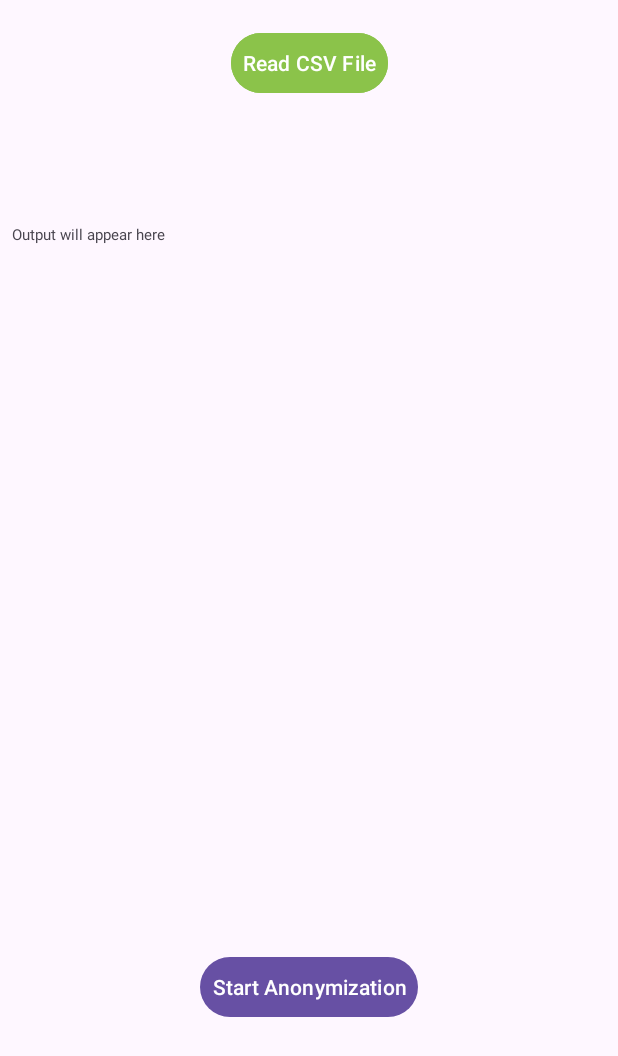
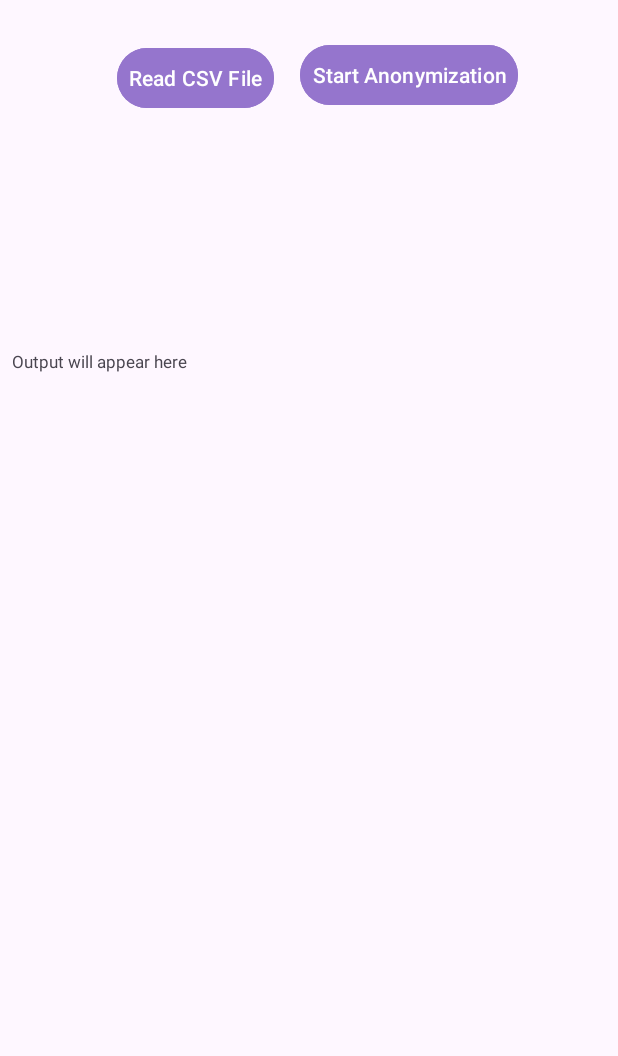
Before and after one commit to HayateSato/AnonymizeMondrian_Python, an Android app: the screen it shows after launch (MainActivity), on a phone screen of 412 x 824 dp. Shown: the top 1056 px of the screen. Run offline under Robolectric (Android 15) with nearby library versions, the phone set to English and light mode, and no system bars; libraries missing offline, so code that uses them is left out: com.chaquo.python; 1 statement that could not run was skipped.

Commit message:
button position updated

```diff
--- a/app/src/main/java/com/example/pythoncalculation/MainActivity.java
+++ b/app/src/main/java/com/example/pythoncalculation/MainActivity.java
@@ -61,7 +61,7 @@ public class MainActivity extends AppCompatActivity {
         try {
 
             // pop up massage to show that the button is clicked
-            Toast toast1 = Toast.makeText(getApplicationContext(), "Anonymization button clicked!", Toast.LENGTH_SHORT);
+            Toast toast1 = Toast.makeText(getApplicationContext(), "Anonymization button clicked!", Toast.LENGTH_LONG);
             toast1.show();
             Toast toast2 = Toast.makeText(getApplicationContext(), "Processing in the backend, it might take 10-30 seconds", Toast.LENGTH_LONG);
             toast2.show();
--- a/app/src/main/res/layout/activity_main.xml
+++ b/app/src/main/res/layout/activity_main.xml
@@ -8,6 +8,7 @@
     tools:context=".MainActivity">
 
     <!-- Button to start anonymization -->
+
     <TextView
         android:id="@+id/textViewOutput"
         android:layout_width="0dp"
@@ -16,40 +17,45 @@
         android:gravity="left"
         android:padding="8dp"
         android:text="Output will appear here"
-        android:textSize="10sp"
+        android:textSize="11sp"
         app:layout_constraintBottom_toBottomOf="parent"
         app:layout_constraintEnd_toEndOf="parent"
         app:layout_constraintHorizontal_bias="0.0"
         app:layout_constraintStart_toStartOf="parent"
         app:layout_constraintTop_toTopOf="parent"
-        app:layout_constraintVertical_bias="0.178" />
+        app:layout_constraintVertical_bias="0.284" />
 
     <Button
         android:id="@+id/csv_button"
         android:layout_width="wrap_content"
         android:layout_height="wrap_content"
-        android:backgroundTint="#8BC34A"
+        android:backgroundTint="#9575CD"
+        android:foregroundTint="#994F4F"
         android:onClick="readButtonPythonRun"
         android:padding="8dp"
         android:text="Read CSV File"
-        android:textColorLink="#03F453"
         app:layout_constraintBottom_toBottomOf="parent"
         app:layout_constraintEnd_toEndOf="parent"
+
+        app:layout_constraintHorizontal_bias="0.254"
         app:layout_constraintStart_toStartOf="parent"
         app:layout_constraintTop_toTopOf="parent"
-        app:layout_constraintVertical_bias="0.023" />
+        app:layout_constraintVertical_bias="0.036" />
 
     <Button
         android:id="@+id/anonymize_button"
         android:layout_width="wrap_content"
         android:layout_height="wrap_content"
+        android:layout_marginStart="200dp"
+        android:layout_marginTop="16dp"
+        android:autoText="false"
+        android:backgroundTint="#9575CD"
         android:onClick="onAnonymizeButtonClick"
+        android:padding="8dp"
         android:text="Start Anonymization"
-        android:padding="8dp"
-        app:layout_constraintTop_toBottomOf="@+id/csv_button"
+        app:layout_constraintBottom_toBottomOf="parent"
         app:layout_constraintStart_toStartOf="parent"
-        app:layout_constraintEnd_toEndOf="parent"
-        app:layout_constraintBottom_toBottomOf="parent"
-        app:layout_constraintVertical_bias="0.8" />
+        app:layout_constraintTop_toTopOf="parent"
+        app:layout_constraintVertical_bias="0.013" />
 
 </androidx.constraintlayout.widget.ConstraintLayout>
```
Also changed, not shown: 2 other files.
